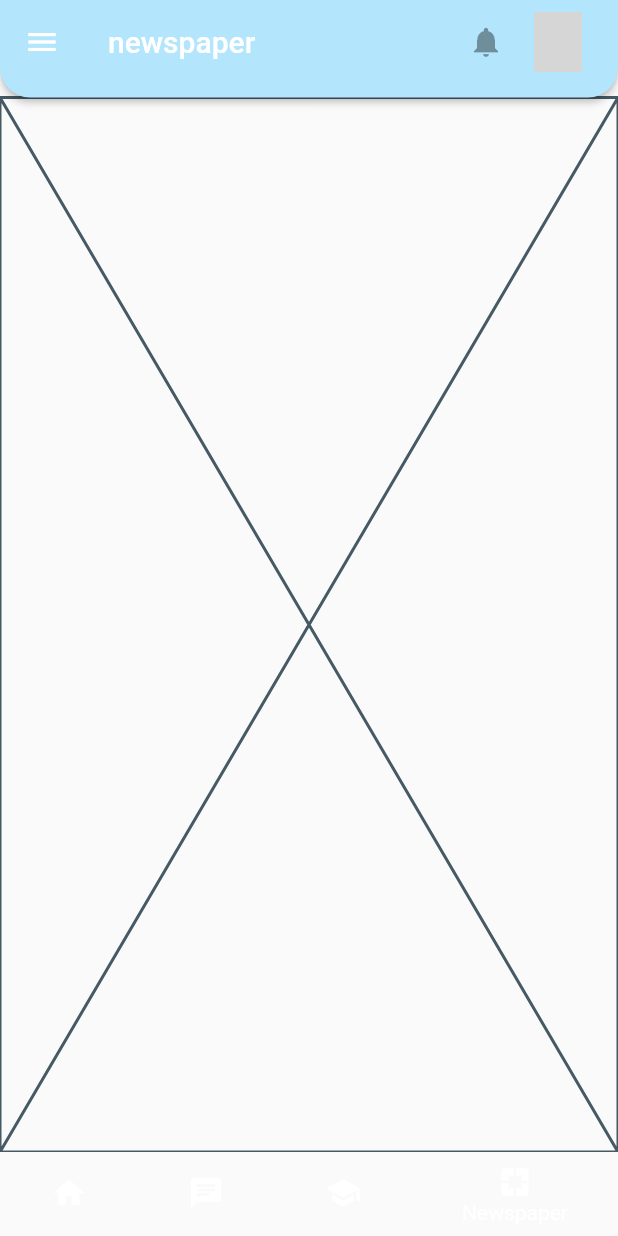
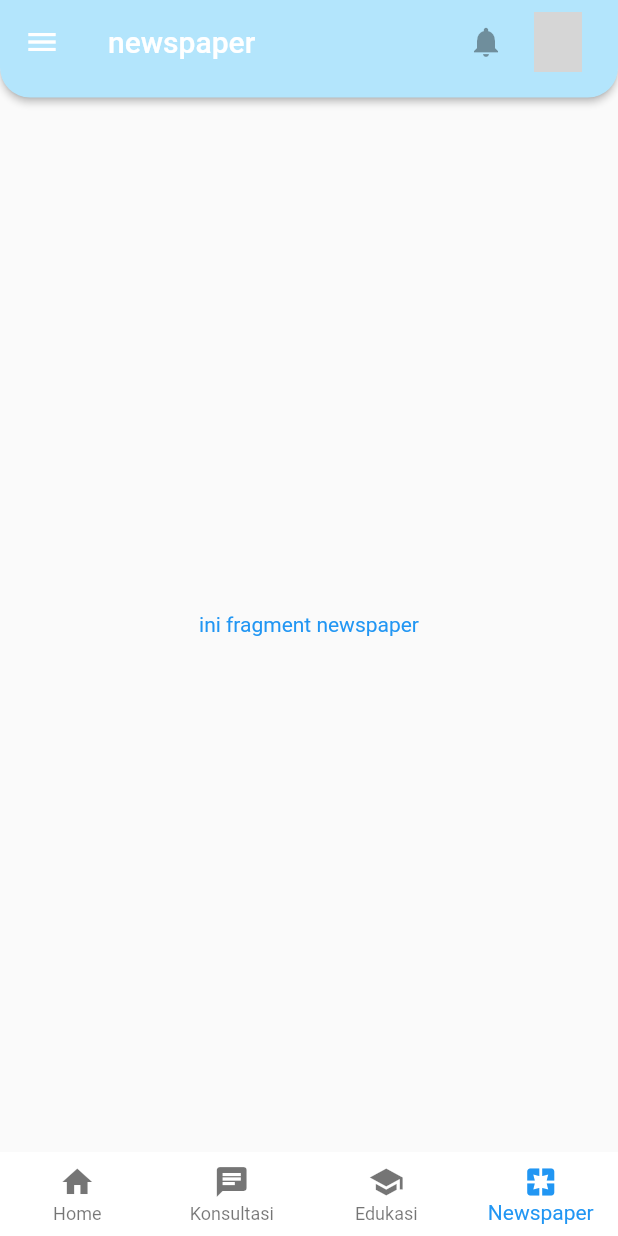
Before and after one commit to adyfp24/SAGA-app-flutter, a Flutter app: the screen it shows after launch, item 4 of the bottom bar chosen, on a phone screen of 412 x 824 dp. Run offline on Flutter 3.47's test engine with Material 2 defaults, Android fonts, the phone set to English and light mode, and no system bars; network calls fail; grey boxes are pictures that could not be loaded.

Commit message:
refactor (folder structure) : refactor code structure for readLand arena

```diff
--- a/lib/models/Newspaper.dart
+++ b/lib/models/edukasi.dart
@@ -7,4 +7,6 @@ class Newspaper{
     this.judul_berita,
     this.tanggal_terbit,
     this.penulis);
+
+  static fromJson(json) {}
 }
--- a/lib/views/fragments/newspaper_fragment.dart
+++ b/lib/views/fragments/newspaper_fragment.dart
@@ -1,10 +1,33 @@
 part of 'fragments.dart';
 
-class NewsPaper extends StatelessWidget {
+class NewsPaper extends StatefulWidget {
   const NewsPaper({ Key key }) : super(key: key);
 
   @override
+  State<NewsPaper> createState() => _NewsPaperState();
+}
+
+class _NewsPaperState extends State<NewsPaper> {
+  @override
+  void fetchData() async{
+    String _url = 'http://127.0.0.1:8000/api/topikpertanyaan';
+    var response = await http.get(Uri.parse(_url));
+    var data = response.body;
+    List decodedData = json.decode(data);
+
+    Map<String, dynamic> rilData = decodedData[2];
+    setState(() {
+
+    });
+  }
   Widget build(BuildContext context) {
-    return const Placeholder();
+    return Center(
+      child: Column(
+        mainAxisAlignment: MainAxisAlignment.center,
+        children: [
+          Text('ini fragment newspaper', style: TextStyle(color: Colors.blue),)
+        ],
+      ),
+    );
   }
 }
--- a/lib/views/pages/homepage.dart
+++ b/lib/views/pages/homepage.dart
@@ -1,4 +1,5 @@
 part of 'pages.dart';
+
 
 class HomePage extends StatefulWidget {
   const HomePage({Key key}) : super(key: key);
@@ -80,6 +81,7 @@ class _HomePageState extends State<HomePage> {
             label: 'Newspaper',
           ),
         ],
+        type: BottomNavigationBarType.fixed,
         backgroundColor: Colors.white,
         elevation: 0,
         currentIndex: _selectedIndex,
--- a/pubspec.yaml
+++ b/pubspec.yaml
@@ -26,6 +26,7 @@ dependencies:
   flutter:
     sdk: flutter
   flutter_bloc: ^8.1.3
+  http: ^0.13.1
 
 dev_dependencies:
   flutter_test:
```
Also changed, not shown: lib/views/fragments/fragments.dart (+10 -4 lines), lib/views/fragments/komunitas.dart (renamed from lib/views/fragments/edukasi_fragment.dart, +6 -3 lines), lib/views/pages/auth/login.dart (added, +17 -0 lines), lib/views/pages/detail_fitur.dart (deleted, +0 -15 lines), lib/models/misi.dart (added), lib/views/fragments/home.dart (renamed from lib/views/fragments/home_fragment.dart), lib/views/fragments/konseling.dart (renamed from lib/views/fragments/konsultasi_fragment.dart), lib/views/pages/auth/register.dart (added), lib/views/pages/konseling/konseling.dart (added), lib/views/pages/misi/misi.dart (added), lib/views/pages/pages.dart (line endings or trailing spaces), lib/views/pages/profile.dart (added), lib/views/pages/profile_page.dart (deleted), pubspec.lock.
